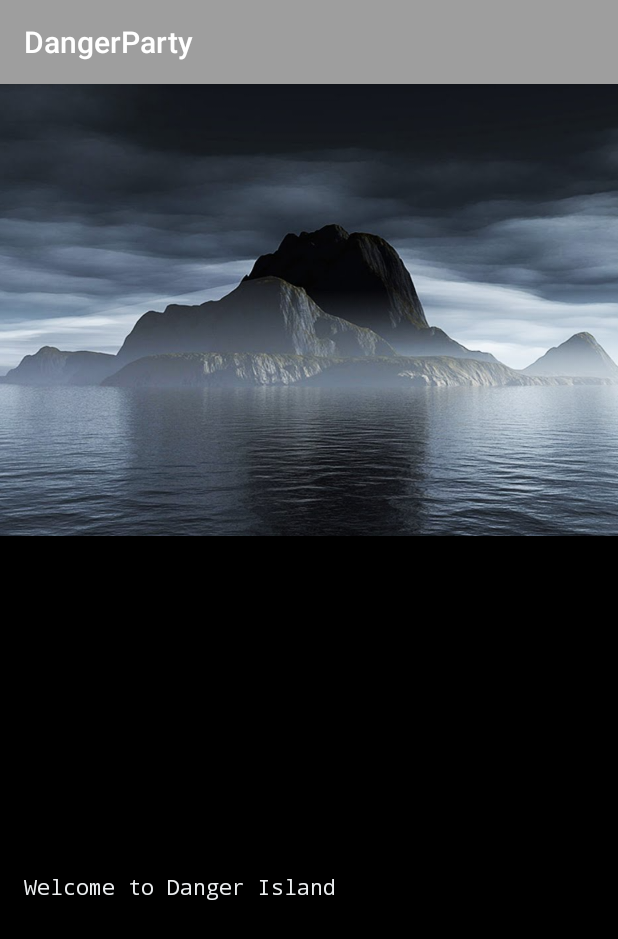
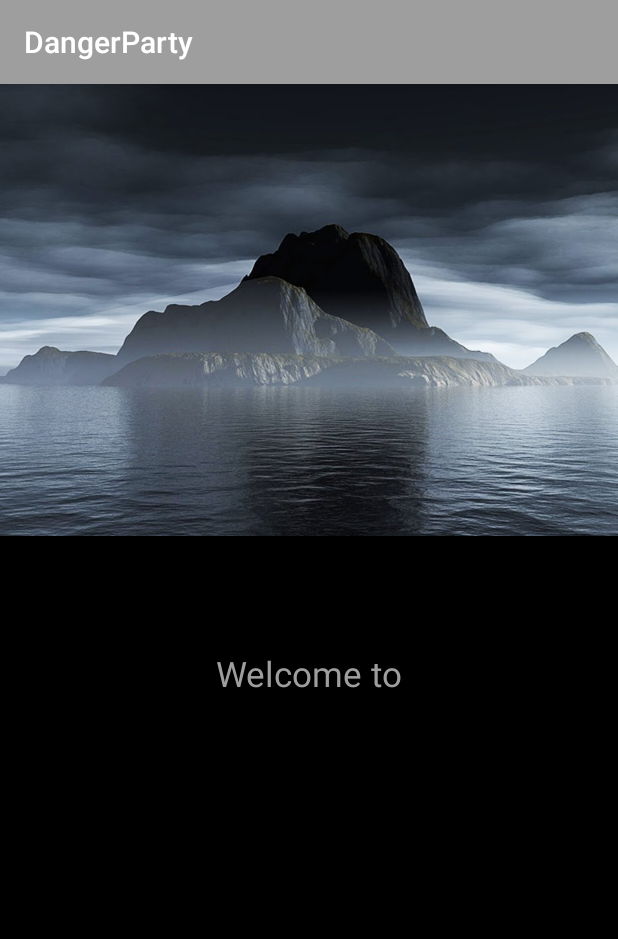
Before and after one commit to cathywang2748/DangerParty, an Android app: the BackgroundActivity screen opened directly, with no data from a screen before it, on a phone screen of 412 x 824 dp. Shown: the top 939 px of the screen. Run offline under Robolectric (Android 15) with nearby library versions, the phone set to English and light mode, and no system bars.

Commit message:
intro activity finished

```diff
--- a/app/build.gradle
+++ b/app/build.gradle
@@ -9,6 +9,7 @@ android {
         versionCode 1
         versionName "1.0"
         testInstrumentationRunner "android.support.test.runner.AndroidJUnitRunner"
+        multiDexEnabled true
     }
     buildTypes {
         release {
@@ -20,10 +21,12 @@ android {
 
 
 
+
 dependencies {
     implementation fileTree(dir: 'libs', include: ['*.jar'])
     implementation 'com.android.support:appcompat-v7:26.1.0'
     implementation 'com.android.support.constraint:constraint-layout:1.1.0-beta3'
+    implementation 'com.android.support:multidex:1.0.1'
     testImplementation 'junit:junit:4.12'
     implementation 'com.google.android.gms:play-services-auth:11.8.0'
     implementation 'com.google.android.gms:play-services-games:11.8.0'
--- a/app/src/main/AndroidManifest.xml
+++ b/app/src/main/AndroidManifest.xml
@@ -8,7 +8,8 @@
         android:label="@string/app_name"
         android:roundIcon="@drawable/app_skull_icon_round"
         android:supportsRtl="true"
-        android:theme="@style/AppTheme">
+        android:theme="@style/AppTheme"
+        android:name="android.support.multidex.MultiDexApplication">
         <activity android:name="com.kaplanteam.cathy.dangerparty.SignInActivity">
             <intent-filter>
                 <action android:name="android.intent.action.MAIN" />
--- a/app/src/main/java/com/kaplanteam/cathy/dangerparty/BackgroundActivity.java
+++ b/app/src/main/java/com/kaplanteam/cathy/dangerparty/BackgroundActivity.java
@@ -1,14 +1,12 @@
 package com.kaplanteam.cathy.dangerparty;
 
-import android.annotation.SuppressLint;
 import android.content.Intent;
 import android.os.Bundle;
 import android.os.CountDownTimer;
 import android.support.v7.app.AppCompatActivity;
-import android.util.Log;
+import android.view.View;
+import android.widget.Button;
 import android.widget.TextView;
-
-import java.util.ArrayList;
 
 /**
  * Created by Cole on 3/24/18.
@@ -17,17 +15,51 @@ import java.util.ArrayList;
 public class BackgroundActivity extends AppCompatActivity {
     //private TextSwitcher textSw;
     private TextView introText, textSwTextView;
-    private int ii;
-    private ArrayList<String> intro;
+    private TypeWriter tw;
+    private Button ready;
 
-    @SuppressLint("ClickableViewAccessibility")
+
     protected void onCreate(Bundle savedInstanceState) {
         super.onCreate(savedInstanceState);
         setContentView(R.layout.background);
         Intent i = getIntent();
-        ii=0;
 
-        setIntro();
+        ready = (Button) findViewById(R.id.button_ready);
+        tw = (TypeWriter) findViewById(R.id.tv);
+
+        tw.setText("");
+        tw.setCharacterDelay(150);
+        tw.animateText("Welcome to Danger Island. \n" +
+                "You came here for a party, and you \nwill get a party.\n" +
+                "Enter if you dare!\n" +
+                "There is one way to leave…\n" +
+                "But you must follow the directions \nand work as a team to get out.\n" +
+                "Are you ready?\n");
+
+        ready.setOnClickListener(new View.OnClickListener() {
+            @Override
+            public void onClick(View v) {
+                Intent i = new Intent(BackgroundActivity.this, GameActivity.class);
+                startActivity(i);
+            }
+        });
+
+        CountDownTimer timer = new CountDownTimer(33000,1000) {
+            @Override
+            public void onTick(long millisUntilFinished) {
+               ready.setVisibility(View.GONE);
+            }
+
+            @Override
+            public void onFinish() {
+                ready.setVisibility(View.VISIBLE);
+
+            }
+         }.start();
+
+
+
+
         //textSw =  (TextSwitcher) findViewById(R.id.textSwitcher);
         /*textSw.setFactory(new ViewSwitcher.ViewFactory() {
             @Override
@@ -41,32 +73,24 @@ public class BackgroundActivity extends AppCompatActivity {
             }
         });*/
 
-        CountDownTimer timer = new CountDownTimer(2000, 1000) {
-            @Override
-            public void onTick(long l) {
-                //textSwTextView = (TextView) textSw.getChildAt(0);
-                Log.d("CountDownTimer: ", "" + l);
-
-            }
-
-            @Override
-            public void onFinish() {
-                //textSwTextView.setText(intro.get(ii));
-                //ii++;
-                Intent i = new Intent(BackgroundActivity.this, GameActivity.class);
-                startActivity(i);
-            }
-        }.start();
+//        CountDownTimer timer = new CountDownTimer(2000, 1000) {
+//            @Override
+//            public void onTick(long l) {
+//                //textSwTextView = (TextView) textSw.getChildAt(0);
+//                Log.d("CountDownTimer: ", "" + l);
+//
+//            }
+//
+//            @Override
+//            public void onFinish() {
+//                //textSwTextView.setText(intro.get(ii));
+//                //ii++;
+//                Intent i = new Intent(BackgroundActivity.this, GameActivity.class);
+//                startActivity(i);
+//            }
+//        }.start();
 
     }
 
-    private void setIntro() {
-        intro = new ArrayList<>();
-        intro.add("Welcome to Danger Island");
-        intro.add("You came here for a party, and you will get a party...");
-        intro.add("Enter if you dare!");
-        intro.add("There is one way to leave...");
-        intro.add("But you must follow the directions and work as a team to survive.");
-        intro.add("Are you ready?");
-    }
+
 }
--- /dev/null
+++ b/app/src/main/java/com/kaplanteam/cathy/dangerparty/TypeWriter.java
@@ -0,0 +1,50 @@
+package com.kaplanteam.cathy.dangerparty;
+
+import android.annotation.SuppressLint;
+import android.content.Context;
+import android.os.Handler;
+import android.util.AttributeSet;
+import android.widget.TextView;
+
+/**
+ * Created by per6 on Apr 09, 2018 at 13:01
+ */
+
+@SuppressLint("AppCompatCustomView")
+public class TypeWriter extends TextView {
+    private CharSequence mText;
+    private int mIndex;
+    private long mDelay = 150; // in ms
+
+    public TypeWriter(Context context) {
+        super(context);
+    }
+
+    public TypeWriter(Context context, AttributeSet attrs) {
+        super(context, attrs);
+    }
+
+    private Handler mHandler = new Handler();
+
+    private Runnable characterAdder = new Runnable() {
+        @Override
+        public void run() {
+            setText(mText.subSequence(0, mIndex++));
+            if (mIndex <= mText.length()) {
+                mHandler.postDelayed(characterAdder, mDelay);
+            }
+        }
+    };
+
+    public void animateText(CharSequence txt) {
+        mText = txt;
+        mIndex = 0;
+        setText("");
+        mHandler.removeCallbacks(characterAdder);
+        mHandler.postDelayed(characterAdder, mDelay);
+    }
+
+    public void setCharacterDelay(long m) {
+        mDelay = m;
+    }
+}
--- a/app/src/main/res/layout/background.xml
+++ b/app/src/main/res/layout/background.xml
@@ -17,18 +17,37 @@
         app:layout_constraintTop_toTopOf="parent"
         app:srcCompat="@drawable/intro_island_screen" />
 
-    <TextView
-        android:id="@+id/textView_intro"
-        android:layout_width="0dp"
+    <com.kaplanteam.cathy.dangerparty.TypeWriter
+        android:id="@+id/tv"
+        android:layout_width="wrap_content"
         android:layout_height="wrap_content"
-        android:layout_marginEnd="16dp"
-        android:layout_marginStart="16dp"
-        android:fontFamily="monospace"
-        android:text="Welcome to Danger Island"
-        android:textColor="@color/introWords"
+        android:layout_centerInParent="true"
+        android:layout_marginBottom="8dp"
+        android:layout_marginEnd="8dp"
+        android:layout_marginStart="8dp"
+        android:textColor="@color/colorPrimary"
+        android:layout_marginTop="76dp"
+        android:textAlignment="center"
+        android:textSize="23sp"
         app:layout_constraintBottom_toBottomOf="parent"
         app:layout_constraintEnd_toEndOf="parent"
         app:layout_constraintStart_toStartOf="parent"
-        app:layout_constraintTop_toBottomOf="@+id/imageView_intro_island" />
+        app:layout_constraintTop_toBottomOf="@+id/imageView_intro_island"
+        app:layout_constraintVertical_bias="0.0" />
 
+    <Button
+        android:id="@+id/button_ready"
+        android:layout_width="wrap_content"
+        android:layout_height="wrap_content"
+        android:layout_marginBottom="8dp"
+        android:layout_marginEnd="8dp"
+        android:layout_marginStart="8dp"
+        android:layout_marginTop="8dp"
+        android:text="Ready!"
+        app:layout_constraintBottom_toBottomOf="parent"
+        app:layout_constraintEnd_toEndOf="parent"
+        app:layout_constraintHorizontal_bias="0.928"
+        app:layout_constraintStart_toStartOf="parent"
+        app:layout_constraintTop_toBottomOf="@+id/imageView_intro_island"
+        app:layout_constraintVertical_bias="1.0" />
 </android.support.constraint.ConstraintLayout>
--- a/gradle.properties
+++ b/gradle.properties
@@ -11,6 +11,7 @@
 # The setting is particularly useful for tweaking memory settings.
 org.gradle.jvmargs=-Xmx1536m
 
+
 # When configured, Gradle will run in incubating parallel mode.
 # This option should only be used with decoupled projects. More details, visit
 # http://www.gradle.org/docs/current/userguide/multi_project_builds.html#sec:decoupled_projects
```
Also changed, not shown: build.gradle (line endings or trailing spaces).
